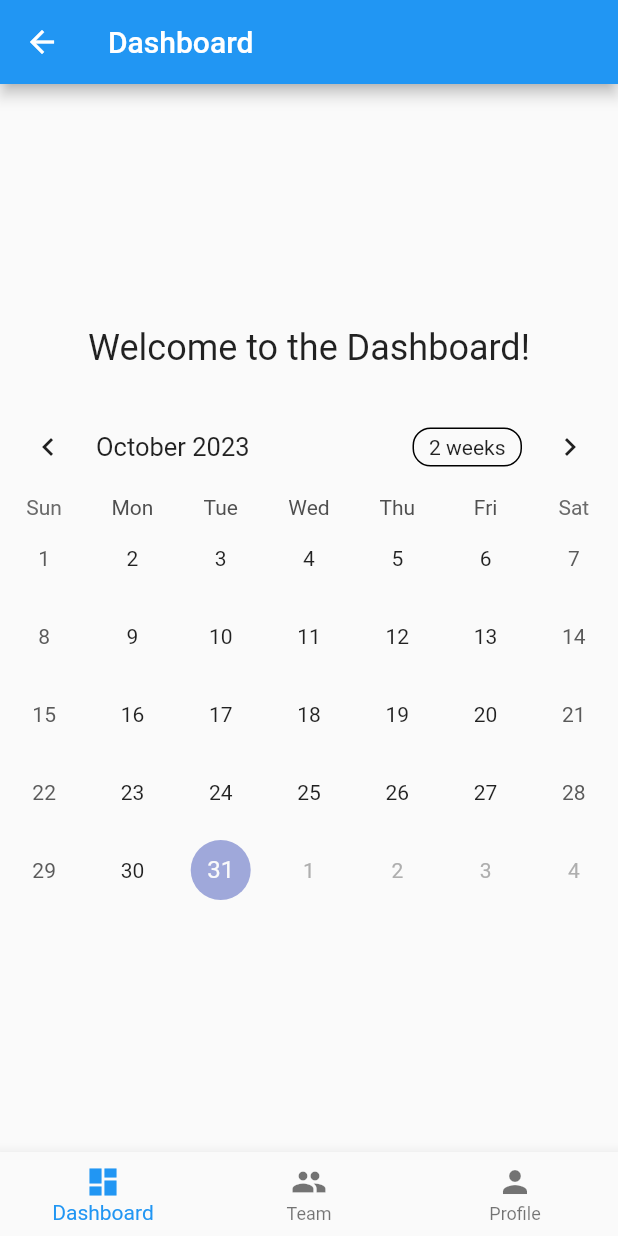
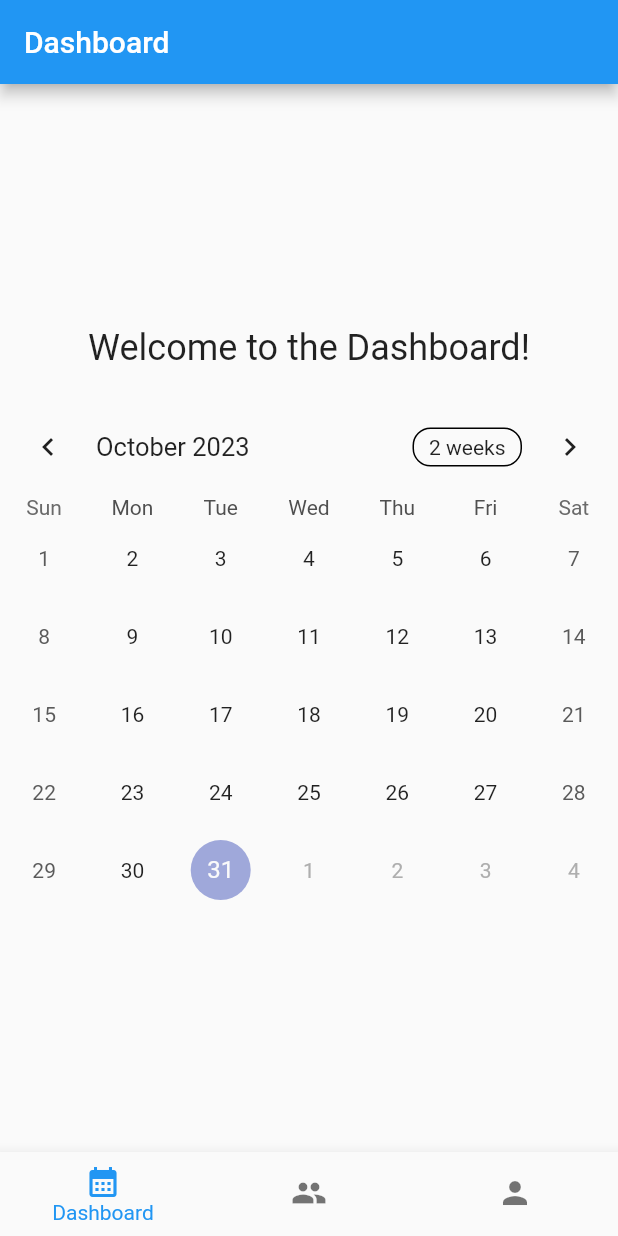
Before and after one commit to matt0125/Scheduler, a Flutter app: the screen it shows after launch, after a tap on "Sign Up Here", after a tap on "Sign up", on a phone screen of 412 x 824 dp. Run offline on Flutter 3.47's test engine with Material 2 defaults, Android fonts, the phone set to English and light mode, and no system bars; drawn by our look-alikes of table_calendar.

Commit message:
Fixed navigation bugs
Removed back button after loggin in as well as disabled back swipe on all current pages

```diff
--- a/sched/lib/dashboard.dart
+++ b/sched/lib/dashboard.dart
@@ -21,6 +21,7 @@ class _DashboardPageState extends State<DashboardPage> {
       key: _scaffoldKey, // Assign the GlobalKey to the Scaffold
       appBar: AppBar(
         title: const Text('Dashboard'),
+        automaticallyImplyLeading: false,
       ),
       body: Center(
         child: Column(
--- a/sched/lib/loginpage.dart
+++ b/sched/lib/loginpage.dart
@@ -41,7 +41,14 @@ class _LoginPageState extends State<LoginPage> {
 
   @override
   Widget build(BuildContext context) {
-    return Scaffold(
+    return WillPopScope(
+        onWillPop: () async {
+      // You can add your logic here to prevent going back
+      // For example, show a confirmation dialog.
+      // Return true to allow back navigation, return false to prevent it.
+      return false;
+    },
+    child: Scaffold(
       backgroundColor: const Color(0xFFEDE7E3), // Change the background color here
       body: SingleChildScrollView(
         child: Stack(
@@ -118,6 +125,7 @@ class _LoginPageState extends State<LoginPage> {
           ],
         )
       ),
+    ),
     );
   }
 }
--- a/sched/lib/profile.dart
+++ b/sched/lib/profile.dart
@@ -32,6 +32,7 @@ class _ProfileTabState extends State<ProfileTab>
     return Scaffold(
       appBar: AppBar(
         title: Text('My Profile'),
+        automaticallyImplyLeading: false,
         actions: <Widget>[
           IconButton(
             icon: const Icon(Icons.logout), // Exit icon for logout
--- a/sched/lib/tabs.dart
+++ b/sched/lib/tabs.dart
@@ -25,17 +25,26 @@ class _TabsPageState extends State<TabsPage> {
 
   @override
   Widget build(BuildContext context) {
-    return Scaffold(
+    return WillPopScope(
+        onWillPop: () async {
+      // You can add your logic here to prevent going back
+      // For example, show a confirmation dialog.
+      // Return true to allow back navigation, return false to prevent it.
+      return false;
+    },
+    child:Scaffold(
       body: IndexedStack(
         index: _currentIndex,
         children: _tabs,
       ),
       bottomNavigationBar: BottomNavigationBar(
         currentIndex: _currentIndex,
+        showSelectedLabels: true, // Hide labels for selected items
+        showUnselectedLabels: false, // Hide labels for unselected items
         onTap: _onTabTapped,
         items: [
           BottomNavigationBarItem(
-            icon: Icon(Icons.dashboard),
+            icon: Icon(Icons.calendar_month),
             label: 'Dashboard',
           ),
           BottomNavigationBarItem(
@@ -48,6 +57,7 @@ class _TabsPageState extends State<TabsPage> {
           ),
         ],
       ),
+    ),
     );
   }
 }
--- a/sched/lib/team.dart
+++ b/sched/lib/team.dart
@@ -3,8 +3,23 @@ import 'package:flutter/material.dart';
 class TeamTab extends StatelessWidget {
   @override
   Widget build(BuildContext context) {
-    return Center(
-      child: Text('Team Tab Content'),
+    return Scaffold(
+      appBar: AppBar(
+        title: Text('Team'),
+        automaticallyImplyLeading: false,
+      ),
+      body: Center(
+        child: Column(
+          mainAxisAlignment: MainAxisAlignment.center,
+          children: <Widget>[
+            Text(
+              'Profile Tab Content',
+              style: TextStyle(fontSize: 24),
+            ),
+            SizedBox(height: 20),
+          ],
+        ),
+      ),
     );
   }
 }
```
